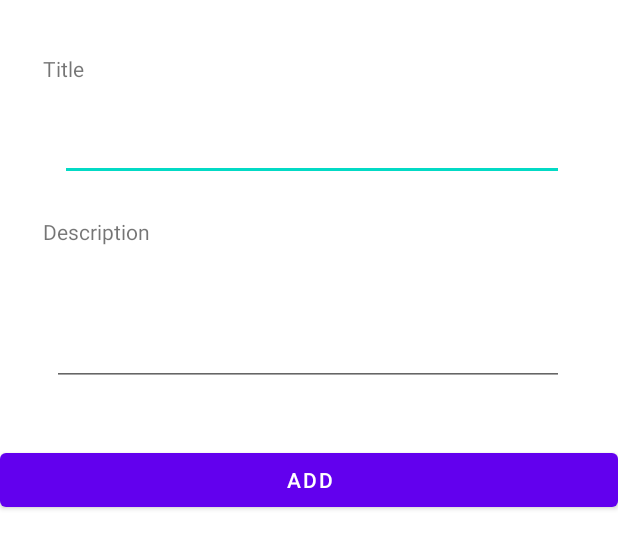
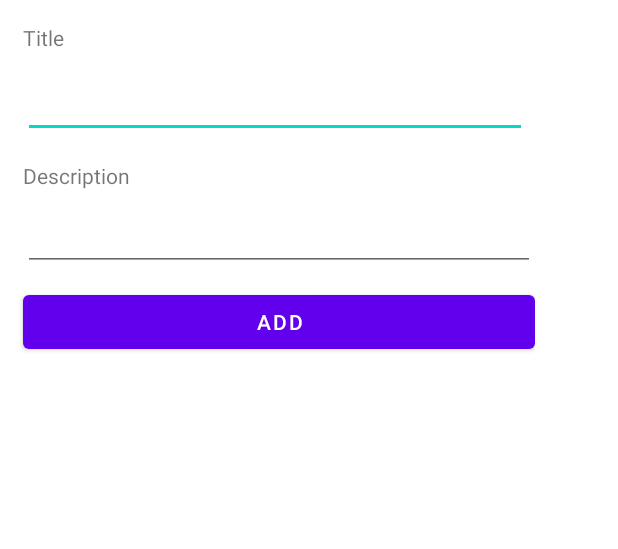
Before and after one commit to eddyspaghette/TreasureFind, an Android app: the layout fragment_home.xml on its own in the app's theme, with its tools: preview values and no code run, on a phone screen of 412 x 824 dp. Shown: the top 549 px of the screen. Run offline under Robolectric (Android 15) with nearby library versions, the phone set to English and light mode, and no system bars.

Commit message:
minor fixed ui in fragment_home

```diff
--- a/app/src/main/res/layout/fragment_home.xml
+++ b/app/src/main/res/layout/fragment_home.xml
@@ -1,40 +1,52 @@
 <?xml version="1.0" encoding="utf-8"?>
-<androidx.constraintlayout.widget.ConstraintLayout xmlns:android="http://schemas.android.com/apk/res/android"
+<ScrollView xmlns:android="http://schemas.android.com/apk/res/android"
     xmlns:app="http://schemas.android.com/apk/res-auto"
     xmlns:tools="http://schemas.android.com/tools"
     android:layout_width="match_parent"
     android:layout_height="match_parent"
     tools:context=".main.ui.home.HomeFragment">
 
+    <LinearLayout
+        android:layout_width="wrap_content"
+        android:layout_height="wrap_content"
+        android:orientation="vertical">
 
-    <Button
-        android:id="@+id/add_btn"
-        android:layout_width="match_parent"
+        <TextView
+            android:id="@+id/textView2"
+            android:layout_width="wrap_content"
             android:layout_height="wrap_content"
-        android:layout_marginTop="296dp"
-        android:text="ADD"
+            android:layout_marginTop="15dp"
+            android:layout_marginLeft="15dp"
+            android:text="Title"
             app:layout_constraintEnd_toEndOf="parent"
-        app:layout_constraintHorizontal_bias="0.0"
-        app:layout_constraintStart_toStartOf="parent"
             app:layout_constraintTop_toTopOf="parent" />
 
         <EditText
             android:id="@+id/editText_1"
             android:layout_width="336dp"
             android:layout_height="57dp"
-        android:layout_marginTop="8dp"
-        android:layout_marginEnd="36dp"
             android:ems="10"
             android:inputType="text"
             android:text=""
+            android:layout_marginLeft="15dp"
             app:layout_constraintEnd_toEndOf="parent"
             app:layout_constraintTop_toBottomOf="@+id/textView2" />
+
+        <TextView
+            android:id="@+id/textView3"
+            android:layout_width="wrap_content"
+            android:layout_height="wrap_content"
+            android:layout_marginTop="15dp"
+            android:layout_marginLeft="15dp"
+            android:text="Description"
+            app:layout_constraintEnd_toEndOf="parent"
+            app:layout_constraintTop_toBottomOf="@+id/editText_1" />
 
         <EditText
             android:id="@+id/editText_2"
             android:layout_width="341dp"
             android:layout_height="54dp"
-        android:layout_marginEnd="36dp"
+            android:layout_marginLeft="15dp"
             android:ems="10"
             android:inputType="text"
             android:text=""
@@ -42,24 +54,18 @@
             app:layout_constraintEnd_toEndOf="parent"
             app:layout_constraintTop_toBottomOf="@+id/textView3" />
 
-    <TextView
-        android:id="@+id/textView2"
-        android:layout_width="wrap_content"
+        <Button
+            android:id="@+id/add_btn"
+            android:layout_width="match_parent"
             android:layout_height="wrap_content"
-        android:layout_marginTop="36dp"
-        android:layout_marginEnd="356dp"
-        android:text="Title"
+            android:layout_marginTop="10dp"
+            android:layout_marginLeft="15dp"
+            android:text="ADD"
             app:layout_constraintEnd_toEndOf="parent"
+            app:layout_constraintHorizontal_bias="0.0"
+            app:layout_constraintStart_toStartOf="parent"
             app:layout_constraintTop_toTopOf="parent" />
 
-    <TextView
-        android:id="@+id/textView3"
-        android:layout_width="wrap_content"
-        android:layout_height="wrap_content"
-        android:layout_marginTop="24dp"
-        android:layout_marginEnd="312dp"
-        android:text="Description"
-        app:layout_constraintEnd_toEndOf="parent"
-        app:layout_constraintTop_toBottomOf="@+id/editText_1" />
+    </LinearLayout>
 
-</androidx.constraintlayout.widget.ConstraintLayout>
+</ScrollView>
```
Lines whose indentation alone changed are shown as unchanged.
